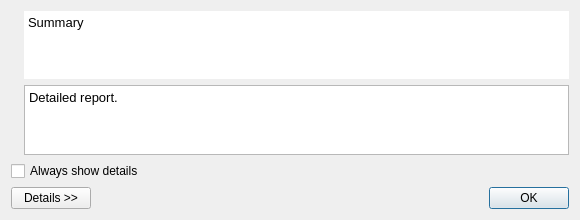
Above: src/ui/qgserrordialogbase.ui from carsmie/QGIS before the change. Below: the same form after it.
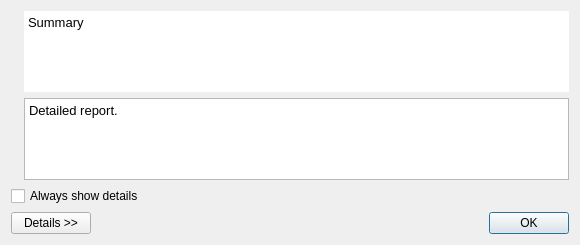
That is the form after the change. Icons and pictures are not drawn.

Diff of the .ui file:
```diff
--- a/src/ui/qgserrordialogbase.ui
+++ b/src/ui/qgserrordialogbase.ui
@@ -7,7 +7,7 @@
     <x>0</x>
     <y>0</y>
     <width>580</width>
-    <height>208</height>
+    <height>245</height>
    </rect>
   </property>
   <property name="windowTitle">
@@ -49,8 +49,8 @@
           <string>&lt;!DOCTYPE HTML PUBLIC &quot;-//W3C//DTD HTML 4.0//EN&quot; &quot;http://www.w3.org/TR/REC-html40/strict.dtd&quot;&gt;
 &lt;html&gt;&lt;head&gt;&lt;meta name=&quot;qrichtext&quot; content=&quot;1&quot; /&gt;&lt;style type=&quot;text/css&quot;&gt;
 p, li { white-space: pre-wrap; }
-&lt;/style&gt;&lt;/head&gt;&lt;body style=&quot; font-family:'DejaVu Sans'; font-size:10pt; font-weight:400; font-style:normal;&quot;&gt;
-&lt;p style=&quot; margin-top:0px; margin-bottom:0px; margin-left:0px; margin-right:0px; -qt-block-indent:0; text-indent:0px;&quot;&gt;Summary&lt;/p&gt;&lt;/body&gt;&lt;/html&gt;</string>
+&lt;/style&gt;&lt;/head&gt;&lt;body style=&quot; font-family:'Ubuntu'; font-size:11pt; font-weight:400; font-style:normal;&quot;&gt;
+&lt;p style=&quot; margin-top:0px; margin-bottom:0px; margin-left:0px; margin-right:0px; -qt-block-indent:0; text-indent:0px;&quot;&gt;&lt;span style=&quot; font-family:'DejaVu Sans'; font-size:10pt;&quot;&gt;Summary&lt;/span&gt;&lt;/p&gt;&lt;/body&gt;&lt;/html&gt;</string>
          </property>
         </widget>
        </item>
@@ -66,8 +66,8 @@
           <string>&lt;!DOCTYPE HTML PUBLIC &quot;-//W3C//DTD HTML 4.0//EN&quot; &quot;http://www.w3.org/TR/REC-html40/strict.dtd&quot;&gt;
 &lt;html&gt;&lt;head&gt;&lt;meta name=&quot;qrichtext&quot; content=&quot;1&quot; /&gt;&lt;style type=&quot;text/css&quot;&gt;
 p, li { white-space: pre-wrap; }
-&lt;/style&gt;&lt;/head&gt;&lt;body style=&quot; font-family:'DejaVu Sans'; font-size:10pt; font-weight:400; font-style:normal;&quot;&gt;
-&lt;p style=&quot; margin-top:0px; margin-bottom:0px; margin-left:0px; margin-right:0px; -qt-block-indent:0; text-indent:0px;&quot;&gt;Detailed report.&lt;/p&gt;&lt;/body&gt;&lt;/html&gt;</string>
+&lt;/style&gt;&lt;/head&gt;&lt;body style=&quot; font-family:'Ubuntu'; font-size:11pt; font-weight:400; font-style:normal;&quot;&gt;
+&lt;p style=&quot; margin-top:0px; margin-bottom:0px; margin-left:0px; margin-right:0px; -qt-block-indent:0; text-indent:0px;&quot;&gt;&lt;span style=&quot; font-family:'DejaVu Sans'; font-size:10pt;&quot;&gt;Detailed report.&lt;/span&gt;&lt;/p&gt;&lt;/body&gt;&lt;/html&gt;</string>
          </property>
         </widget>
        </item>
```
Left out of the diff: 7 changed lines with no effect on the pictures.
